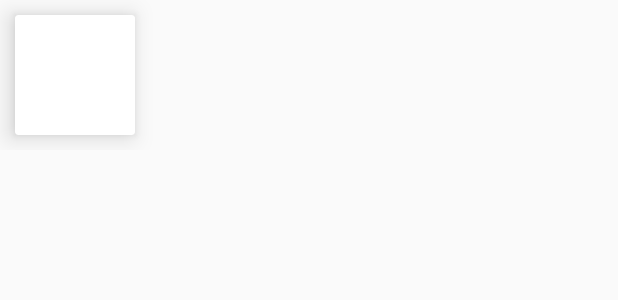
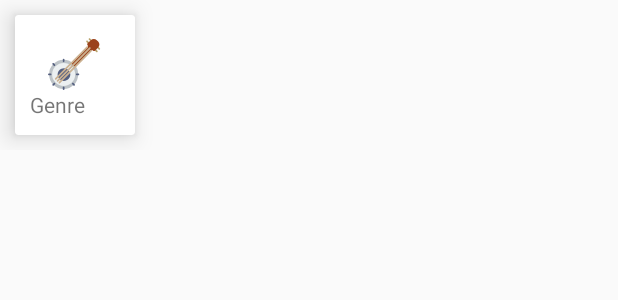
Before and after one commit to chjawadgondal/GoldenScentApp, an Android app: the layout list_left_item.xml on its own in the app's theme, with its tools: preview values and no code run, on a phone screen of 412 x 824 dp. Shown: the top 300 px of the screen. Run offline under Robolectric (Android 15) with nearby library versions, the phone set to English and light mode, and no system bars.

Commit message:
fiixng left card virwe

```diff
--- a/app/src/main/java/app/desing/com/mytestapplication/adapter/LeftPanelAdapter.java
+++ b/app/src/main/java/app/desing/com/mytestapplication/adapter/LeftPanelAdapter.java
@@ -16,13 +16,13 @@ public class LeftPanelAdapter extends RecyclerView.Adapter<LeftPanelAdapter.MyVi
     private List<ListItemModal> moviesList;
 
     public class MyViewHolder extends RecyclerView.ViewHolder {
-        public TextView title, year, genre;
+        public TextView title; /*year, genre*/;
 
         public MyViewHolder(View view) {
             super(view);
             title = (TextView) view.findViewById(R.id.title);
-            genre = (TextView) view.findViewById(R.id.genre);
-            year = (TextView) view.findViewById(R.id.year);
+            /*genre = (TextView) view.findViewById(R.id.genre);
+            year = (TextView) view.findViewById(R.id.year);*/
         }
     }
 
@@ -43,8 +43,8 @@ public class LeftPanelAdapter extends RecyclerView.Adapter<LeftPanelAdapter.MyVi
     public void onBindViewHolder(MyViewHolder holder, int position) {
         ListItemModal movie = moviesList.get(position);
         holder.title.setText(movie.getTitle());
-        holder.genre.setText(movie.getDetail());
-        holder.year.setText(movie.getImgUrl());
+        /*holder.genre.setText(movie.getDetail());
+        holder.year.setText(movie.getImgUrl());*/
     }
 
     @Override
--- a/app/src/main/res/layout/list_left_item.xml
+++ b/app/src/main/res/layout/list_left_item.xml
@@ -1,51 +1,57 @@
 <?xml version="1.0" encoding="utf-8"?>
 <RelativeLayout xmlns:android="http://schemas.android.com/apk/res/android"
     xmlns:card_view="http://schemas.android.com/apk/res-auto"
+    xmlns:tools="http://schemas.android.com/tools"
     android:layout_width="match_parent"
     android:layout_height="wrap_content"
     android:background="?android:attr/selectableItemBackground"
     android:clickable="true"
     android:focusable="true"
 
+    android:orientation="vertical"
     android:shadowColor="#000"
     android:shadowDx="0"
     android:shadowDy="30"
-    android:shadowRadius="50"
-    android:orientation="vertical">
+    android:shadowRadius="50">
 
     <android.support.v7.widget.CardView
         android:layout_width="80dp"
         android:layout_height="80dp"
         android:layout_margin="10dp"
-        android:elevation="8dp"
+        android:clipChildren="false"
+        android:clipToPadding="false"
         android:divider="@android:color/transparent"
         android:dividerHeight="0.0px"
-        android:clipToPadding="false"
-        android:clipChildren="false"
+        android:elevation="8dp"
         card_view:cardElevation="10dp"
         card_view:cardPreventCornerOverlap="false">
 
-        <TextView
-            android:id="@+id/title"
+        <RelativeLayout
             android:layout_width="match_parent"
-            android:layout_height="wrap_content"
-            android:layout_alignParentTop="true"
-            android:textColor="@color/title"
-            android:textSize="16dp"
-            android:textStyle="bold" />
+            android:layout_height="match_parent">
 
-        <TextView
-            android:id="@+id/genre"
-            android:layout_width="match_parent"
-            android:layout_height="wrap_content"
-            android:layout_below="@id/title" />
+            <ImageView
+                android:id="@+id/list_item_genre_icon"
+                android:layout_width="wrap_content"
+                android:layout_height="wrap_content"
+                android:layout_alignParentTop="true"
+                android:layout_centerHorizontal="true"
+                android:layout_marginTop="15dp"
+                tools:src="@drawable/ic_banjo" />
 
-        <TextView
-            android:id="@+id/year"
-            android:layout_width="wrap_content"
-            android:layout_height="wrap_content"
-            android:layout_alignParentRight="true"
-            android:textColor="@color/year" />
+            <TextView
+                android:id="@+id/title"
+                android:layout_width="80dp"
+                android:layout_height="20dp"
+                android:layout_margin="10dp"
+
+                android:layout_alignParentBottom="true"
+                android:layout_centerHorizontal="true"
+                tools:text="Genre" />
+
+        </RelativeLayout>
+
+
     </android.support.v7.widget.CardView>
 
 
```
